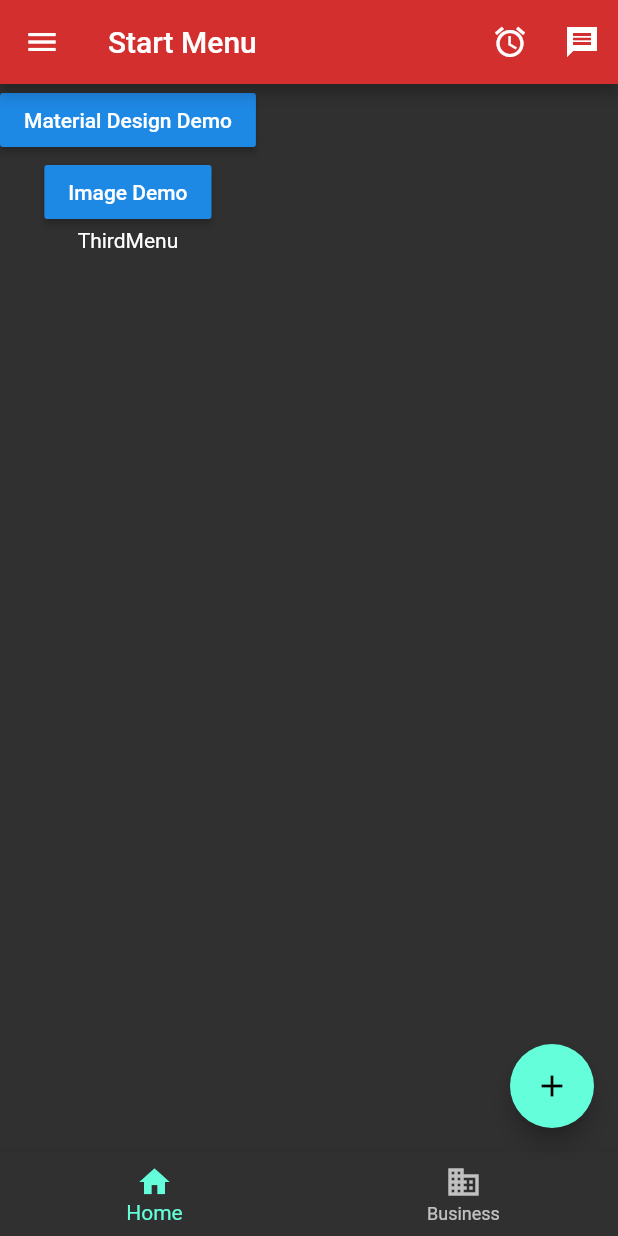
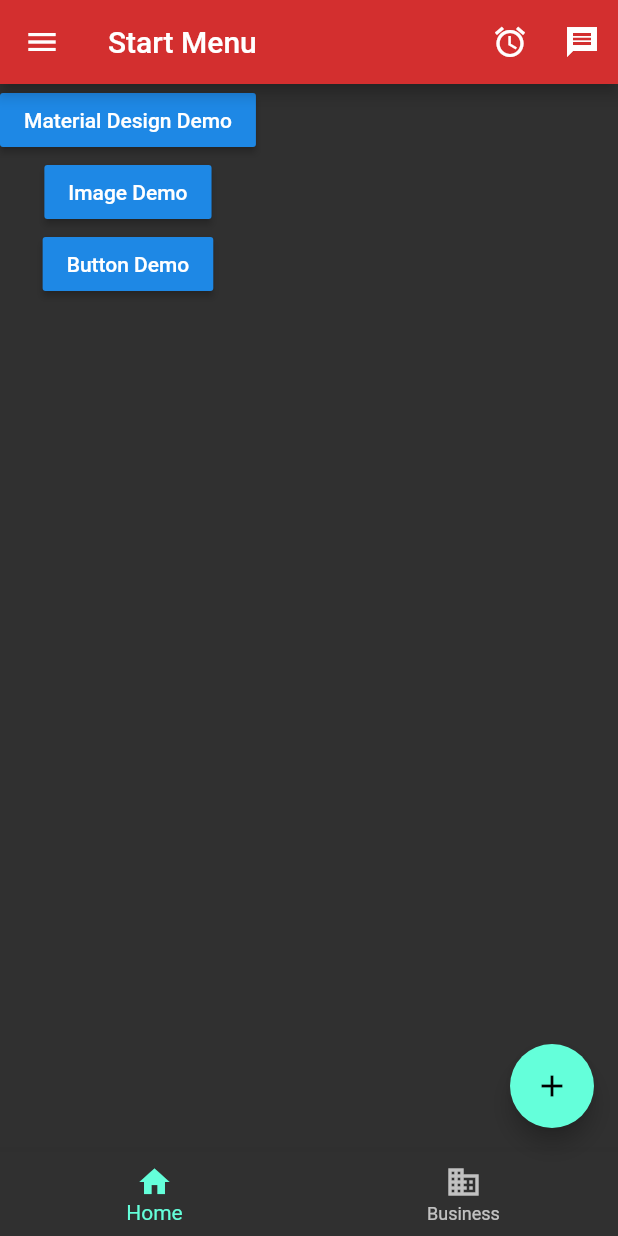
Before and after one commit to vivekreddy7777/MAP_lesson1_part2, a Flutter app: the screen it shows after launch, on a phone screen of 412 x 824 dp. Run offline on Flutter 3.47's test engine with Material 2 defaults, Android fonts, the phone set to English and light mode, and no system bars.

Commit message:
lesson1part2 3

```diff
--- a/lib/main.dart
+++ b/lib/main.dart
@@ -1,4 +1,5 @@
 import 'package:flutter/material.dart';
+import 'package:lesson1/screen/button_screen.dart';
 import 'package:lesson1/screen/image_screen.dart';
 import 'package:lesson1/screen/materialdesign_screen.dart';
 import 'package:lesson1/screen/start_screen.dart';
@@ -23,6 +24,7 @@ class Lesson1App extends StatelessWidget {
         StartScreen.routeName: (context) => StartScreen(),
         MaterialDesignScreen.routeName: (context) => MaterialDesignScreen(),
         ImageScreen.routeName: (context) => ImageScreen(),
+        ButtonScreen.routeName: (context) => ButtonScreen(),
       },
     );
   }
--- a/lib/screen/start_screen.dart
+++ b/lib/screen/start_screen.dart
@@ -1,5 +1,6 @@
 import 'package:flutter/cupertino.dart';
 import 'package:flutter/material.dart';
+import 'package:lesson1/screen/button_screen.dart';
 import 'package:lesson1/screen/image_screen.dart';
 import 'package:lesson1/screen/materialdesign_screen.dart';
 
@@ -50,7 +51,10 @@ class StartScreen extends StatelessWidget {
             onPressed: () => Navigator.pushNamed(context, ImageScreen.routeName),
             child: Text('Image Demo'),
           ),
-          Text('ThirdMenu'),
+          RaisedButton(
+            onPressed: () => Navigator.pushNamed(context, ButtonScreen.routeName),
+            child: Text('Button Demo'),
+          ),
         ],
       ),
       floatingActionButton: FloatingActionButton(
```
Also changed, not shown: lib/screen/button_screen.dart (added, +37 -0 lines).
